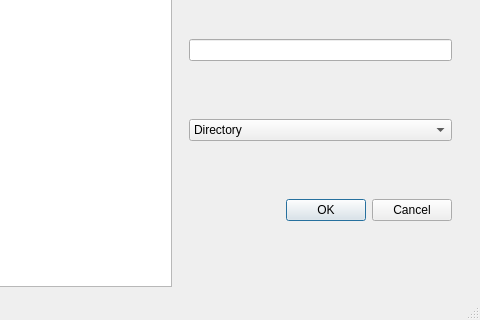
This is mainwindow.ui in Metalhead33/DeasystemGui as Qt 5 draws it before an edit; both pictures show x 95 to 575 and y 108 to 428 of the 575 by 428 pixel window. The edited form follows.
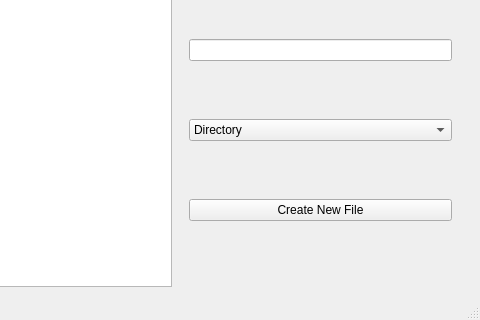
This is the edited form.

Patch:
```diff
--- a/mainwindow.ui
+++ b/mainwindow.ui
@@ -185,9 +185,9 @@
          </widget>
         </item>
         <item row="2" column="0">
-         <widget class="QDialogButtonBox" name="ApproveNewFile">
-          <property name="standardButtons">
-           <set>QDialogButtonBox::Cancel|QDialogButtonBox::Ok</set>
+         <widget class="QPushButton" name="ApproveNewFile">
+          <property name="text">
+           <string>Create New File</string>
           </property>
          </widget>
         </item>
```
